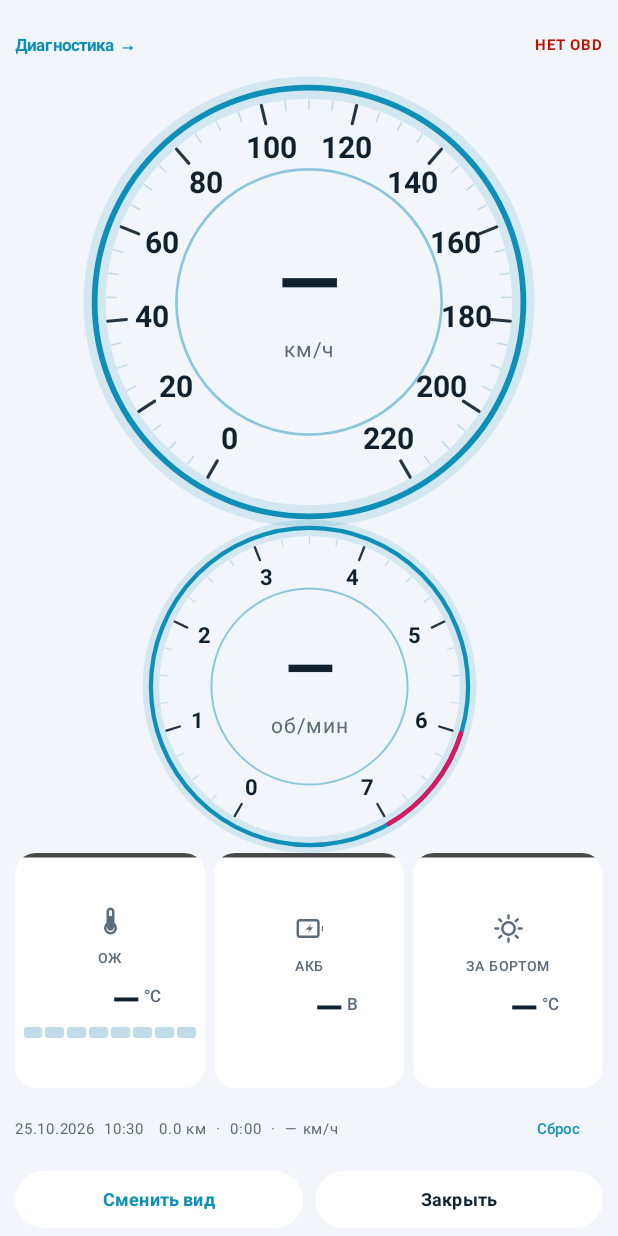
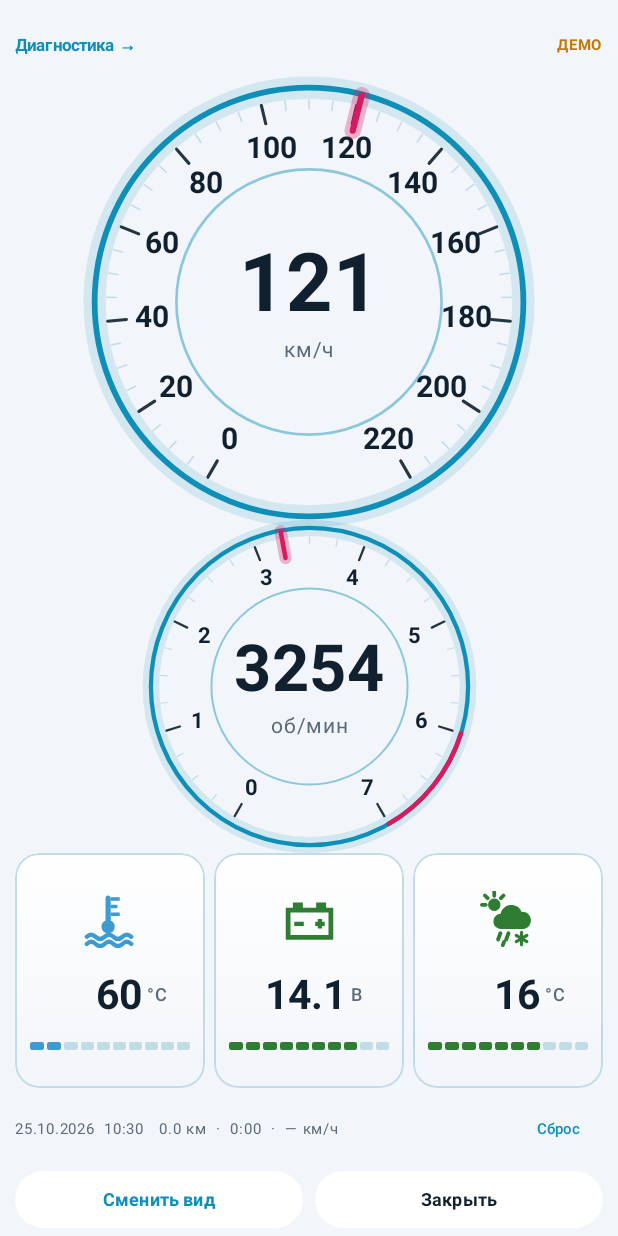
Before and after one commit to 031168-sudo/Diagnostic-tool, an Android app built with Jetpack Compose: the composable DashboardScreen called with empty values, after a tap on "Сброс", on a phone screen of 412 x 824 dp. Run offline under Robolectric (Android 15) with nearby library versions, the phone set to English and light mode, and no system bars; 1 statement that could not run was skipped; 1 other tap on this screen came first.

Commit message:
design: dashboard cards — warning-lamp icons, weather icon, level bars; demo mode without OBD
Co-Authored-By: Claude Opus 5.5 <noreply@anthropic.com>
Claude-Session: https://claude.ai/code/session_015az2EkuceM4hivcsQbHTiE

```diff
--- a/app/src/main/java/com/example/diagnostictool/DashboardScreen.kt
+++ b/app/src/main/java/com/example/diagnostictool/DashboardScreen.kt
@@ -4,6 +4,7 @@ import android.graphics.Paint
 import android.graphics.Typeface
 import androidx.compose.foundation.Canvas
 import androidx.compose.foundation.background
+import androidx.compose.foundation.border
 import androidx.compose.foundation.layout.Arrangement
 import androidx.compose.foundation.layout.Box
 import androidx.compose.foundation.layout.BoxWithConstraints
@@ -22,7 +23,6 @@ import androidx.compose.foundation.layout.size
 import androidx.compose.foundation.layout.width
 import androidx.compose.foundation.shape.RoundedCornerShape
 import androidx.compose.ui.draw.clip
-import androidx.compose.ui.draw.drawBehind
 import androidx.compose.material3.Button
 import androidx.compose.material3.ButtonDefaults
 import androidx.compose.material3.Icon
@@ -42,6 +42,7 @@ import androidx.compose.ui.Alignment
 import androidx.compose.ui.Modifier
 import androidx.compose.ui.geometry.Offset
 import androidx.compose.ui.geometry.Size
+import androidx.compose.ui.graphics.Brush
 import androidx.compose.ui.graphics.Color
 import androidx.compose.ui.graphics.StrokeCap
 import androidx.compose.ui.graphics.drawscope.Stroke
@@ -120,7 +121,8 @@ fun DashboardScreen(
     onOpenPro: () -> Unit,
     onClose: () -> Unit
 ) {
-    val model = DashModel(
+    val demo = rememberDemoValues(enabled = DEMO_WITHOUT_OBD && !connected)
+    val model = if (demo != null) demo else DashModel(
         speed = values.speed,
         rpm = values.rpm,
         coolant = values.coolant,
@@ -148,8 +150,45 @@ private data class DashModel(
     val coolant: Double?,
     val voltage: Double?,
     val ambient: Double?,
-    val connected: Boolean
+    val connected: Boolean,
+    val demo: Boolean = false
 )
+
+/**
+ * ТЕСТОВЫЙ РЕЖИМ для проверки дизайна: пока OBD не подключён, приборная панель
+ * показывает имитацию поездки (разгоны, переключения передач, прогрев ОЖ,
+ * колебания напряжения и температуры за бортом). При реальном подключении
+ * OBD всегда показываются настоящие данные. Для релиза поставить false.
+ */
+private const val DEMO_WITHOUT_OBD = true
+
+@Composable
+private fun rememberDemoValues(enabled: Boolean): DashModel? {
+    var t by remember { mutableStateOf(0.0) }
+    LaunchedEffect(enabled) {
+        if (!enabled) return@LaunchedEffect
+        val start = System.nanoTime()
+        while (true) {
+            delay(50)
+            t = (System.nanoTime() - start) / 1e9
+        }
+    }
+    if (!enabled) return null
+    val twoPi = 2 * Math.PI
+    val speed = (65 + 62 * sin(twoPi * t / 45) + 8 * sin(twoPi * t / 7)).coerceAtLeast(0.0)
+    val perKmh = when {
+        speed < 18 -> 110.0
+        speed < 35 -> 62.0
+        speed < 55 -> 44.0
+        speed < 80 -> 33.0
+        else -> 27.0
+    }
+    val rpm = maxOf(820.0 + 30 * sin(t * 3), speed * perKmh)
+    val coolant = if (t < 60) 55 + 37 * t / 60 else 92 + 9 * sin(twoPi * (t - 60) / 90)
+    val voltage = 13.6 + 0.8 * sin(twoPi * t / 70)
+    val ambient = 7.5 + 22.5 * sin(twoPi * t / 120)
+    return DashModel(speed, rpm, coolant, voltage, ambient, connected = true, demo = true)
+}
 
 @Composable
 private fun rememberClock(): String {
@@ -169,7 +208,7 @@ private fun DashboardPortrait(
     onToggle: () -> Unit, onReset: () -> Unit, onOpenPro: () -> Unit, onClose: () -> Unit
 ) {
     Column(Modifier.fillMaxSize().safeDrawingPadding().padding(horizontal = 10.dp, vertical = 6.dp)) {
-        TopBar(m.connected, onOpenPro)
+        TopBar(m.connected, m.demo, onOpenPro)
         Box(Modifier.weight(1.15f).fillMaxWidth(), contentAlignment = Alignment.Center) {
             AnalogGauge(
                 value = m.speed, minValue = 0.0, maxValue = 220.0,
@@ -193,25 +232,19 @@ private fun DashboardPortrait(
             horizontalArrangement = Arrangement.spacedBy(6.dp)
         ) {
             IconCard(
-                iconRes = R.drawable.ic_coolant, label = "ОЖ",
-                value = m.coolant?.let { fmt0(it) } ?: "—", unit = "°C",
-                accent = coolantColor(m.coolant), modifier = Modifier.weight(1f).fillMaxHeight(),
-                bar = {
-                    SegmentedBar(
-                        m.coolant, 40.0, 120.0, 8, coolantColor(m.coolant),
-                        Modifier.fillMaxWidth().padding(top = 4.dp)
-                    )
-                }
+                R.drawable.ic_coolant, m.coolant?.let { fmt0(it) } ?: "—", "°C",
+                coolantColor(m.coolant), frac(m.coolant, 40.0, 120.0),
+                Modifier.weight(1f).fillMaxHeight()
             )
             IconCard(
-                iconRes = R.drawable.ic_battery, label = "АКБ",
-                value = m.voltage?.let { fmt1(it) } ?: "—", unit = "В",
-                accent = voltageColor(m.voltage), modifier = Modifier.weight(1f).fillMaxHeight()
+                R.drawable.ic_battery, m.voltage?.let { fmt1(it) } ?: "—", "В",
+                voltageColor(m.voltage), frac(m.voltage, 11.0, 15.0),
+                Modifier.weight(1f).fillMaxHeight()
             )
             IconCard(
-                iconRes = R.drawable.ic_ambient, label = "ЗА БОРТОМ",
-                value = m.ambient?.let { fmt0(it) } ?: "—", unit = "°C",
-                accent = ambientColor(m.ambient), modifier = Modifier.weight(1f).fillMaxHeight()
+                R.drawable.ic_ambient, m.ambient?.let { fmt0(it) } ?: "—", "°C",
+                ambientColor(m.ambient), frac(m.ambient, -30.0, 40.0),
+                Modifier.weight(1f).fillMaxHeight()
             )
         }
         TripRow(tripKm, tripSec, clock, onReset)
@@ -225,7 +258,7 @@ private fun DashboardLandscape(
     onToggle: () -> Unit, onReset: () -> Unit, onOpenPro: () -> Unit, onClose: () -> Unit
 ) {
     Column(Modifier.fillMaxSize().safeDrawingPadding().padding(horizontal = 12.dp, vertical = 6.dp)) {
-        TopBar(m.connected, onOpenPro)
+        TopBar(m.connected, m.demo, onOpenPro)
         Row(
             Modifier.weight(1f).fillMaxWidth().padding(top = 2.dp),
             horizontalArrangement = Arrangement.spacedBy(6.dp),
@@ -257,7 +290,7 @@ private fun DashboardLandscape(
 }
 
 @Composable
-private fun TopBar(connected: Boolean, onOpenPro: () -> Unit) {
+private fun TopBar(connected: Boolean, demo: Boolean, onOpenPro: () -> Unit) {
     val p = LocalDashPalette.current
     Row(Modifier.fillMaxWidth(), verticalAlignment = Alignment.CenterVertically) {
         TextButton(onClick = onOpenPro, contentPadding = PaddingValues(horizontal = 0.dp, vertical = 0.dp)) {
@@ -265,8 +298,8 @@ private fun TopBar(connected: Boolean, onOpenPro: () -> Unit) {
         }
         Spacer(Modifier.weight(1f))
         Text(
-            if (connected) "OBD" else "НЕТ OBD",
-            color = if (connected) p.green else p.red,
+            when { demo -> "ДЕМО"; connected -> "OBD"; else -> "НЕТ OBD" },
+            color = when { demo -> Amber; connected -> p.green; else -> p.red },
             fontSize = 10.sp,
             fontWeight = FontWeight.Bold
         )
@@ -275,96 +308,92 @@ private fun TopBar(connected: Boolean, onOpenPro: () -> Unit) {
 
 @Composable
 private fun CenterPanel(m: DashModel, modifier: Modifier = Modifier) {
+    Column(modifier, verticalArrangement = Arrangement.spacedBy(6.dp)) {
+        IconCard(
+            R.drawable.ic_coolant, m.coolant?.let { fmt0(it) } ?: "—", "°C",
+            coolantColor(m.coolant), frac(m.coolant, 40.0, 120.0),
+            Modifier.weight(1f).fillMaxWidth(), compact = true
+        )
+        IconCard(
+            R.drawable.ic_battery, m.voltage?.let { fmt1(it) } ?: "—", "В",
+            voltageColor(m.voltage), frac(m.voltage, 11.0, 15.0),
+            Modifier.weight(1f).fillMaxWidth(), compact = true
+        )
+        IconCard(
+            R.drawable.ic_ambient, m.ambient?.let { fmt0(it) } ?: "—", "°C",
+            ambientColor(m.ambient), frac(m.ambient, -30.0, 40.0),
+            Modifier.weight(1f).fillMaxWidth(), compact = true
+        )
+    }
+}
+
+private fun frac(value: Double?, min: Double, max: Double): Float? =
+    value?.let { ((it - min) / (max - min)).coerceIn(0.0, 1.0).toFloat() }
+
+/**
+ * Карточка параметра в стиле контрольной лампы: иконка «горит» цветом статуса
+ * (норма / внимание / авария), крупная цифра — цветом текста, внизу шкала уровня.
+ */
+@Composable
+private fun IconCard(
+    iconRes: Int,
+    value: String,
+    unit: String,
+    accent: Color,
+    level: Float?,
+    modifier: Modifier = Modifier,
+    compact: Boolean = false
+) {
     val p = LocalDashPalette.current
-    Column(
-        modifier.background(p.panel, RoundedCornerShape(18.dp)).padding(horizontal = 10.dp, vertical = 8.dp),
-        horizontalAlignment = Alignment.CenterHorizontally,
-        verticalArrangement = Arrangement.Center
-    ) {
-        Icon(painterResource(R.drawable.ic_coolant), contentDescription = null, tint = p.text, modifier = Modifier.size(34.dp))
+    val shape = RoundedCornerShape(16.dp)
+    val content: @Composable () -> Unit = {
+        Icon(
+            painterResource(iconRes), contentDescription = null, tint = accent,
+            modifier = Modifier.size(if (compact) 28.dp else 38.dp)
+        )
         Row(verticalAlignment = Alignment.Bottom) {
             Text(
-                m.coolant?.let { fmt0(it) } ?: "—", color = coolantColor(m.coolant),
-                fontSize = 24.sp, fontWeight = FontWeight.Bold, maxLines = 1,
-                textAlign = TextAlign.End, modifier = Modifier.width(54.dp)
+                value, color = p.text, fontSize = if (compact) 22.sp else 27.sp,
+                fontWeight = FontWeight.Bold, maxLines = 1, textAlign = TextAlign.End,
+                style = TextStyle(fontFeatureSettings = "tnum"),
+                modifier = Modifier.width(if (compact) 50.dp else 60.dp)
             )
-            Text(" °C", color = p.muted, fontSize = 10.sp, modifier = Modifier.padding(bottom = 3.dp))
+            Text(
+                " $unit", color = p.muted, fontSize = 12.sp, fontWeight = FontWeight.Medium,
+                maxLines = 1, modifier = Modifier.padding(bottom = if (compact) 3.dp else 4.dp)
+            )
         }
-        SegmentedBar(m.coolant, 40.0, 120.0, 10, coolantColor(m.coolant), Modifier.fillMaxWidth().padding(top = 4.dp))
-        Spacer(Modifier.height(8.dp))
-        Icon(painterResource(R.drawable.ic_battery), contentDescription = null, tint = p.text, modifier = Modifier.size(34.dp))
-        Row(verticalAlignment = Alignment.Bottom) {
-            Text(
-                m.voltage?.let { fmt1(it) } ?: "—", color = voltageColor(m.voltage),
-                fontSize = 24.sp, fontWeight = FontWeight.Bold, maxLines = 1,
-                textAlign = TextAlign.End, modifier = Modifier.width(54.dp)
-            )
-            Text(" В", color = p.muted, fontSize = 10.sp, modifier = Modifier.padding(bottom = 3.dp))
+    }
+    Column(
+        modifier
+            .clip(shape)
+            .background(Brush.verticalGradient(listOf(p.panel, p.bg)))
+            .border(1.dp, p.ringDim, shape)
+            .padding(horizontal = 10.dp, vertical = if (compact) 6.dp else 10.dp),
+        horizontalAlignment = Alignment.CenterHorizontally,
+        verticalArrangement = Arrangement.SpaceEvenly
+    ) {
+        if (compact) {
+            Row(verticalAlignment = Alignment.CenterVertically) {
+                content()
+            }
+        } else {
+            content()
         }
-        Spacer(Modifier.height(8.dp))
-        Icon(painterResource(R.drawable.ic_ambient), contentDescription = null, tint = p.text, modifier = Modifier.size(34.dp))
-        Row(verticalAlignment = Alignment.Bottom) {
-            Text(
-                m.ambient?.let { fmt0(it) } ?: "—", color = ambientColor(m.ambient),
-                fontSize = 24.sp, fontWeight = FontWeight.Bold, maxLines = 1,
-                textAlign = TextAlign.End, modifier = Modifier.width(54.dp)
-            )
-            Text(" °C", color = p.muted, fontSize = 10.sp, modifier = Modifier.padding(bottom = 3.dp))
-        }
+        LevelBar(level, accent, Modifier.fillMaxWidth())
     }
 }
 
 @Composable
-private fun IconCard(
-    iconRes: Int,
-    label: String,
-    value: String,
-    unit: String,
-    accent: Color,
-    modifier: Modifier = Modifier,
-    bar: (@Composable () -> Unit)? = null
-) {
+private fun LevelBar(level: Float?, color: Color, modifier: Modifier = Modifier) {
     val p = LocalDashPalette.current
-    val shape = RoundedCornerShape(14.dp)
-    Column(
-        modifier
-            .clip(shape)
-            .background(p.panel)
-            // Статус выводится тонкой полоской сверху: цифры остаются одного цвета и читаются ровно
-            .drawBehind { drawRect(accent, Offset.Zero, Size(size.width, 3.dp.toPx())) }
-            .padding(horizontal = 6.dp, vertical = 8.dp),
-        horizontalAlignment = Alignment.CenterHorizontally,
-        verticalArrangement = Arrangement.Center
-    ) {
-        Icon(painterResource(iconRes), contentDescription = null, tint = p.muted, modifier = Modifier.size(22.dp))
-        Text(
-            label, color = p.muted, fontSize = 9.sp, fontWeight = FontWeight.SemiBold,
-            letterSpacing = 0.8.sp, maxLines = 1, modifier = Modifier.padding(top = 2.dp)
-        )
-        Row(verticalAlignment = Alignment.Bottom, modifier = Modifier.padding(top = 2.dp)) {
-            Text(
-                value, color = p.text, fontSize = 24.sp, fontWeight = FontWeight.Bold,
-                maxLines = 1, textAlign = TextAlign.End,
-                style = TextStyle(fontFeatureSettings = "tnum"),
-                modifier = Modifier.width(54.dp)
-            )
-            Text(" $unit", color = p.muted, fontSize = 11.sp, fontWeight = FontWeight.Medium,
-                modifier = Modifier.padding(bottom = 4.dp), maxLines = 1)
-        }
-        bar?.invoke()
-    }
-}
-
-@Composable
-private fun SegmentedBar(value: Double?, min: Double, max: Double, segments: Int, color: Color, modifier: Modifier = Modifier) {
-    val p = LocalDashPalette.current
-    val frac = if (value == null) 0f else ((value - min) / (max - min)).coerceIn(0.0, 1.0).toFloat()
-    val filled = (frac * segments).roundToInt()
+    val segments = 10
+    val filled = ((level ?: 0f) * segments).roundToInt()
     Row(modifier, horizontalArrangement = Arrangement.spacedBy(2.dp)) {
         repeat(segments) { i ->
             Box(
-                Modifier.weight(1f).height(7.dp)
-                    .background(if (i < filled) color else p.ringDim, RoundedCornerShape(2.dp))
+                Modifier.weight(1f).height(5.dp)
+                    .background(if (i < filled) color else p.ringDim, RoundedCornerShape(1.5.dp))
             )
         }
     }
--- a/app/src/main/res/drawable/ic_ambient.xml
+++ b/app/src/main/res/drawable/ic_ambient.xml
@@ -3,16 +3,29 @@
     android:height="24dp"
     android:viewportWidth="24"
     android:viewportHeight="24">
-    <!-- Температура за бортом: солнце с лучами -->
+    <!-- Погода за бортом: солнце за облаком, под облаком дождь и снежинка -->
     <path
         android:fillColor="#00000000"
         android:strokeColor="#FFFFFFFF"
-        android:strokeWidth="1.8"
+        android:strokeWidth="1.6"
         android:strokeLineCap="round"
-        android:pathData="M12,2.5v2M12,19.5v2M2.5,12h2M19.5,12h2M5.3,5.3l1.4,1.4M17.3,17.3l1.4,1.4M5.3,18.7l1.4,-1.4M17.3,6.7l1.4,-1.4" />
+        android:pathData="M0.8,5.8h1.6M2.1,1.9l1.1,1.1M6,0.4v1.6M9.9,1.9l-1.1,1.1" />
+    <path
+        android:fillColor="#FFFFFFFF"
+        android:pathData="M6,3.2a2.6,2.6 0 1 0 0,5.2a2.6,2.6 0 1 0 0,-5.2z" />
+    <path
+        android:fillColor="#FFFFFFFF"
+        android:pathData="M9,16a3.2,3.2 0 0 1 -0.3,-6.4a4.6,4.6 0 0 1 8.8,-0.8a3.6,3.6 0 0 1 0.7,7.2z" />
     <path
         android:fillColor="#00000000"
         android:strokeColor="#FFFFFFFF"
-        android:strokeWidth="1.8"
-        android:pathData="M12,7.5a4.5,4.5 0 1 1 0,9a4.5,4.5 0 1 1 0,-9z" />
+        android:strokeWidth="1.6"
+        android:strokeLineCap="round"
+        android:pathData="M8.6,17.8l-1,2.6M12,17.8l-1,2.6M10.1,21.5l-0.5,1.3" />
+    <path
+        android:fillColor="#00000000"
+        android:strokeColor="#FFFFFFFF"
+        android:strokeWidth="1.3"
+        android:strokeLineCap="round"
+        android:pathData="M17.5,17.4v5.2M15.25,18.7l4.5,2.6M15.25,21.3l4.5,-2.6" />
 </vector>
--- a/app/src/main/res/drawable/ic_battery.xml
+++ b/app/src/main/res/drawable/ic_battery.xml
@@ -3,17 +3,19 @@
     android:height="24dp"
     android:viewportWidth="24"
     android:viewportHeight="24">
-    <!-- Аккумулятор: корпус, клемма, молния -->
+    <!-- Аккумулятор: корпус, две клеммы сверху, «−» и «+» (как контрольная лампа) -->
     <path
         android:fillColor="#00000000"
         android:strokeColor="#FFFFFFFF"
-        android:strokeWidth="1.8"
-        android:strokeLineJoin="round"
-        android:pathData="M3.5,7.5a1.5,1.5 0 0 1 1.5,-1.5h12a1.5,1.5 0 0 1 1.5,1.5v9a1.5,1.5 0 0 1 -1.5,1.5h-12a1.5,1.5 0 0 1 -1.5,-1.5z" />
+        android:strokeWidth="2"
+        android:pathData="M3,8h18v11.5H3z" />
     <path
         android:fillColor="#FFFFFFFF"
-        android:pathData="M21,10h0.8v4H21z" />
+        android:pathData="M5,4.8h4.2v3.2H5zM14.8,4.8h4.2v3.2h-4.2z" />
     <path
         android:fillColor="#FFFFFFFF"
-        android:pathData="M13.2,8.6L9.4,12.9H12.1L10.8,15.4L14.6,11.1H11.9Z" />
+        android:pathData="M5.6,12.9h4v1.8h-4z" />
+    <path
+        android:fillColor="#FFFFFFFF"
+        android:pathData="M14.4,12.9h4v1.8h-4zM15.5,11.8h1.8v4h-1.8z" />
 </vector>
--- a/app/src/main/res/drawable/ic_coolant.xml
+++ b/app/src/main/res/drawable/ic_coolant.xml
@@ -3,15 +3,23 @@
     android:height="24dp"
     android:viewportWidth="24"
     android:viewportHeight="24">
-    <!-- Термометр охлаждающей жидкости: контур колбы + столбик + жидкость -->
+    <!-- Температура ОЖ: термометр с делениями над волнами (как контрольная лампа) -->
+    <path
+        android:fillColor="#FFFFFFFF"
+        android:pathData="M9.9,3a1.1,1.1 0 0 1 2.2,0v9.4a2.8,2.8 0 1 1 -2.2,0z" />
+    <path
+        android:fillColor="#FFFFFFFF"
+        android:pathData="M12.1,2.6h3.8v1.5h-3.8zM12.1,5.8h2.8v1.5h-2.8zM12.1,9h3.8v1.5h-3.8z" />
     <path
         android:fillColor="#00000000"
         android:strokeColor="#FFFFFFFF"
         android:strokeWidth="1.8"
-        android:strokeLineJoin="round"
         android:strokeLineCap="round"
-        android:pathData="M10,14.2V5.5a2,2 0 0 1 4,0v8.7a3.8,3.8 0 1 1 -4,0z" />
+        android:pathData="M2,19.3c1.25,-1.2 2.5,-1.2 3.75,0s2.5,1.2 3.75,0 2.5,-1.2 3.75,0 2.5,1.2 3.75,0 2.5,-1.2 3.75,0" />
     <path
-        android:fillColor="#FFFFFFFF"
-        android:pathData="M12,8.5a1.6,1.6 0 0 0 -1.6,1.6v4.6a2.6,2.6 0 1 0 3.2,0V10.1A1.6,1.6 0 0 0 12,8.5z" />
+        android:fillColor="#00000000"
+        android:strokeColor="#FFFFFFFF"
+        android:strokeWidth="1.8"
+        android:strokeLineCap="round"
+        android:pathData="M2,22.3c1.25,-1.2 2.5,-1.2 3.75,0s2.5,1.2 3.75,0 2.5,-1.2 3.75,0 2.5,1.2 3.75,0 2.5,-1.2 3.75,0" />
 </vector>
```
